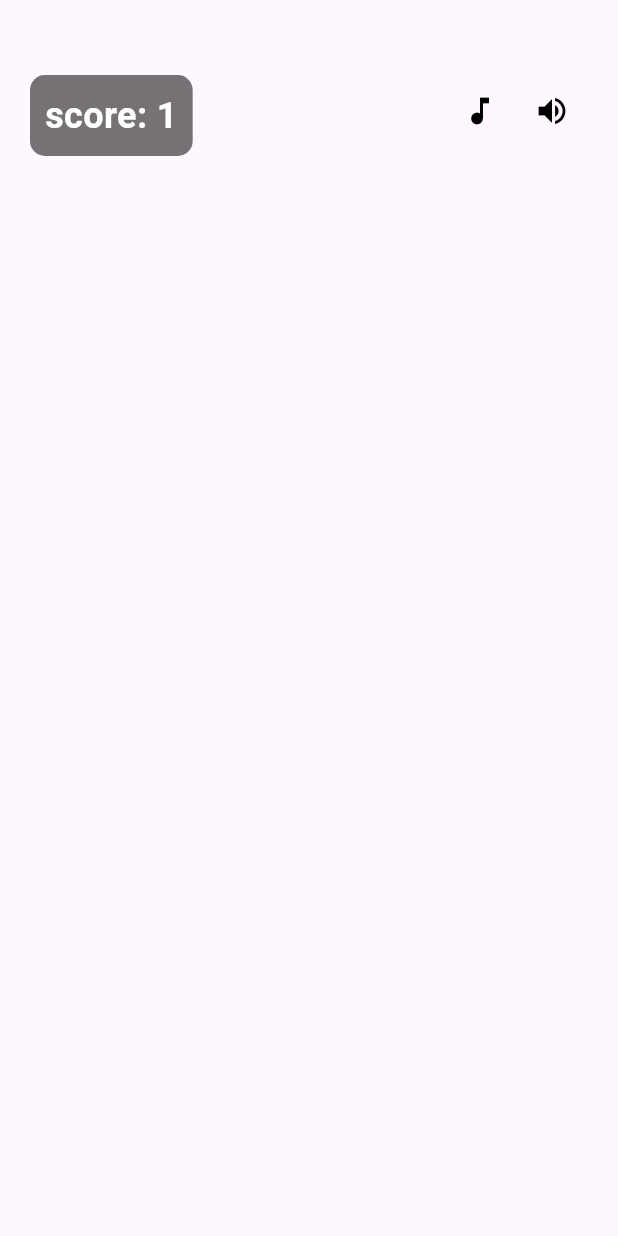
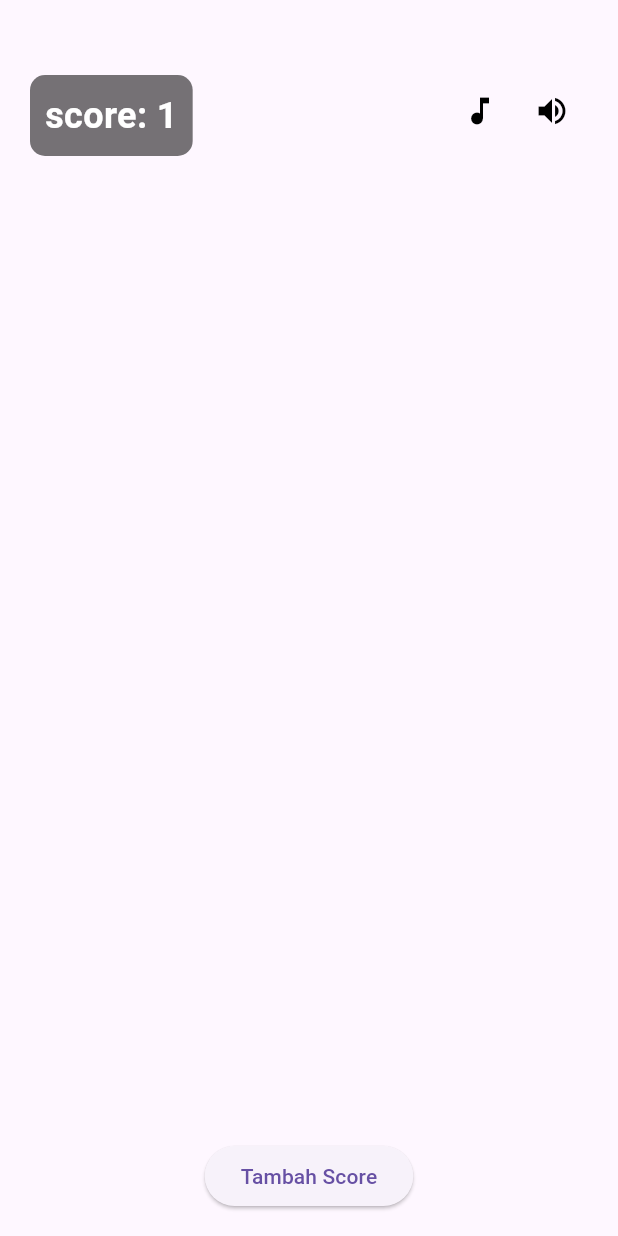
Before and after one commit to CoupDerace/game_week_1, a Flutter app: the screen it shows after launch, on a phone screen of 412 x 824 dp. Run offline on Flutter 3.47's test engine with Material 3 defaults, Android fonts, the phone set to English and light mode, and no system bars.

Commit message:
Menambahkan Elevated Button, pada posisi paling bawah Column

```diff
--- a/lib/main.dart
+++ b/lib/main.dart
@@ -78,6 +78,15 @@ class _GameScreenState extends State<GameScreen> {
               ],
             ),
           ),
+          Padding(
+            padding: const EdgeInsets.all(16),
+            child: ElevatedButton(
+              onPressed: () {
+                counter.value++;
+              },
+              child: const Text('Tambah Score'),
+            ),
+          ),
         ],
       ),
     );
```
